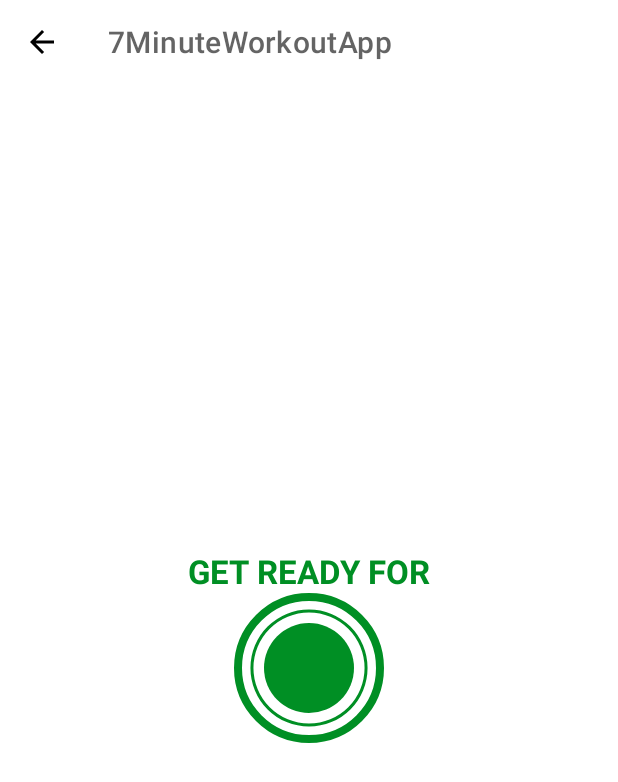
After one commit to Sumayya07/7-Minute-Workout-App, an Android app: the ExerciseActivity screen opened directly, with no data from a screen before it, on a phone screen of 412 x 824 dp. The commit adds this screen. Shown: the top 782 px of the screen. Run offline under Robolectric (Android 15) with nearby library versions, the phone set to English and light mode, and no system bars.

Commit message:
Implemented custom UI elements for the progress bar

```diff
--- a/app/build.gradle
+++ b/app/build.gradle
@@ -30,6 +30,10 @@ android {
     kotlinOptions {
         jvmTarget = '1.8'
     }
+
+    buildFeatures {
+        viewBinding true
+    }
 }
 
 dependencies {
--- /dev/null
+++ b/app/src/main/java/com/sumayya/a7minuteworkoutapp/ExerciseActivity.kt
@@ -0,0 +1,26 @@
+package com.sumayya.a7minuteworkoutapp
+
+import androidx.appcompat.app.AppCompatActivity
+import android.os.Bundle
+import com.sumayya.a7minuteworkoutapp.databinding.ActivityExerciseBinding
+
+class ExerciseActivity : AppCompatActivity() {
+    private var binding: ActivityExerciseBinding? = null
+
+    override fun onCreate(savedInstanceState: Bundle?) {
+        super.onCreate(savedInstanceState)
+        binding = ActivityExerciseBinding.inflate(layoutInflater)
+        setContentView(binding?.root)
+
+        // To use a toolbar inside our exercise activity we use this method
+        setSupportActionBar(binding?.toolbarExercise)
+
+        // Here we are adding the back button in the toolbar.
+        if (supportActionBar != null){
+            supportActionBar?.setDisplayHomeAsUpEnabled(true)
+        }
+        binding?.toolbarExercise?.setNavigationOnClickListener{
+            onBackPressed() // This method will take us to the previous screen.
+        }
+    }
+}
--- /dev/null
+++ b/app/src/main/res/drawable/circular_progress_bar.xml
@@ -0,0 +1,15 @@
+<?xml version="1.0" encoding="utf-8"?>
+<layer-list xmlns:android="http://schemas.android.com/apk/res/android">
+    <item>
+        <shape
+            android:innerRadiusRatio="2.7"
+            android:shape="ring"
+            android:thicknessRatio="50.0"
+            android:useLevel="true"
+            >
+            <solid android:color="@color/colorAccent" />
+
+        </shape>
+    </item>
+
+</layer-list>
--- /dev/null
+++ b/app/src/main/res/drawable/circular_progress_gray.xml
@@ -0,0 +1,15 @@
+<?xml version="1.0" encoding="utf-8"?>
+<layer-list xmlns:android="http://schemas.android.com/apk/res/android">
+    <item>
+        <shape
+            android:innerRadiusRatio="2.7"
+            android:shape="ring"
+            android:thicknessRatio="50.0"
+            android:useLevel="true"
+            >
+            <solid android:color="@color/lightGrey" />
+
+        </shape>
+    </item>
+
+</layer-list>
--- /dev/null
+++ b/app/src/main/res/drawable/item_circular_color_accent_background.xml
@@ -0,0 +1,7 @@
+<?xml version="1.0" encoding="utf-8"?>
+<shape xmlns:android="http://schemas.android.com/apk/res/android"
+    android:shape="oval">
+
+    <solid android:color="@color/colorAccent" />
+
+</shape>
--- /dev/null
+++ b/app/src/main/res/drawable/item_circular_color_accent_border.xml
@@ -0,0 +1,15 @@
+<?xml version="1.0" encoding="utf-8"?>
+<shape xmlns:android="http://schemas.android.com/apk/res/android"
+    android:shape="oval"
+    >
+
+    <stroke
+        android:width="5dp"
+        android:color="@color/colorAccent"
+        />
+
+    <solid
+        android:color="@color/white"
+        />
+
+</shape>
--- /dev/null
+++ b/app/src/main/res/layout/activity_exercise.xml
@@ -0,0 +1,77 @@
+<?xml version="1.0" encoding="utf-8"?>
+<androidx.constraintlayout.widget.ConstraintLayout xmlns:android="http://schemas.android.com/apk/res/android"
+    xmlns:app="http://schemas.android.com/apk/res-auto"
+    xmlns:tools="http://schemas.android.com/tools"
+    android:layout_width="match_parent"
+    android:layout_height="match_parent"
+    tools:context=".ExerciseActivity">
+
+    <androidx.appcompat.widget.Toolbar
+        android:id="@+id/toolbarExercise"
+        app:layout_constraintTop_toTopOf="parent"
+        android:layout_width="match_parent"
+        android:layout_height="?android:attr/actionBarSize"
+        android:theme="@style/ToolbarTheme"
+        android:background="@color/white"
+        app:titleTextColor="@color/colorPrimary"/>
+
+    <TextView
+        android:id="@+id/tvTitle"
+        app:layout_constraintEnd_toEndOf="parent"
+        app:layout_constraintStart_toStartOf="parent"
+        app:layout_constraintBottom_toTopOf="@id/flProgressBar"
+        android:layout_width="wrap_content"
+        android:layout_height="wrap_content"
+        android:text="GET READY FOR"
+        android:textSize="22sp"
+        android:textStyle="bold"
+        android:textColor="@color/colorAccent" />
+
+<!-- Frame layouts are used for items on top of each other. -->
+    <FrameLayout
+        android:id="@+id/flProgressBar"
+        android:layout_width="100dp"
+        android:layout_height="100dp"
+        android:layout_marginTop="10dp"
+        android:background="@drawable/item_circular_color_accent_border"
+        app:layout_constraintBottom_toBottomOf="parent"
+        app:layout_constraintEnd_toEndOf="parent"
+        app:layout_constraintStart_toStartOf="parent"
+        app:layout_constraintTop_toBottomOf="@id/toolbarExercise"
+        >
+
+        <ProgressBar
+            android:id="@+id/progressBar"
+            style="?android:attr/progressBarStyleHorizontal"
+            android:layout_width="100dp"
+            android:layout_height="100dp"
+            android:layout_gravity="center"
+            android:max="10"
+            android:progress="100"
+            android:rotation="-90"
+            android:background="@drawable/circular_progress_gray"
+            android:progressDrawable="@drawable/circular_progress_bar"
+            android:indeterminate="false" />
+<!--        Here we know how long our operation will take that's why we are setting indeterminate to false-->
+
+
+        <LinearLayout
+            android:layout_width="60dp"
+            android:layout_height="60dp"
+            android:layout_gravity="center"
+            android:gravity="center"
+            android:background="@drawable/item_circular_color_accent_background">
+
+            <TextView
+                android:id="@+id/tvTimer"
+                android:layout_width="wrap_content"
+                android:layout_height="wrap_content"
+                android:textColor="@color/white"
+                android:textStyle="bold"
+                android:textSize="25sp"
+                tools:text="10" />
+
+        </LinearLayout>
+
+    </FrameLayout>
+</androidx.constraintlayout.widget.ConstraintLayout>
--- a/app/src/main/res/values/colors.xml
+++ b/app/src/main/res/values/colors.xml
@@ -7,4 +7,11 @@
     <color name="teal_700">#FF018786</color>
     <color name="black">#FF000000</color>
     <color name="white">#FFFFFFFF</color>
+
+    <color name="colorPrimary">#B2212121</color>
+    <color name="colorPrimaryDark">#B2212121</color>
+    <color name="colorAccent">#008F24</color>
+    <color name="lightGrey">#C4C4C4</color>
+
+    <color name="toolbar_color_control_normal">#000000</color>
 </resources>
--- /dev/null
+++ b/app/src/main/res/values/dimens.xml
@@ -0,0 +1,6 @@
+<?xml version="1.0" encoding="utf-8"?>
+<resources>
+    <dimen name="main_screen_main_layout_padding">5dp</dimen>
+    <dimen name="default_button_text_size">22sp</dimen>
+
+</resources>
--- a/app/src/main/res/values/strings.xml
+++ b/app/src/main/res/values/strings.xml
@@ -1,3 +1,4 @@
 <resources>
     <string name="app_name">7MinuteWorkoutApp</string>
+    <string name="image">start image</string>
 </resources>
--- a/app/src/main/res/values/themes.xml
+++ b/app/src/main/res/values/themes.xml
@@ -1,6 +1,6 @@
 <resources xmlns:tools="http://schemas.android.com/tools">
     <!-- Base application theme. -->
-    <style name="Theme.7MinuteWorkoutApp" parent="Theme.MaterialComponents.DayNight.DarkActionBar">
+    <style name="Theme.7MinuteWorkoutApp" parent="Theme.MaterialComponents.DayNight.NoActionBar">
         <!-- Primary brand color. -->
         <item name="colorPrimary">@color/purple_500</item>
         <item name="colorPrimaryVariant">@color/purple_700</item>
@@ -13,4 +13,10 @@
         <item name="android:statusBarColor">?attr/colorPrimaryVariant</item>
         <!-- Customize your theme here. -->
     </style>
+
+    <style name="ToolbarTheme" parent="@style/ThemeOverlay.MaterialComponents.ActionBar">
+        <item name="colorControlNormal">@color/toolbar_color_control_normal</item>
+
+
+    </style>
 </resources>
```
Also changed, not shown: app/src/main/AndroidManifest.xml (+7 -0 lines), app/src/main/java/com/sumayya/a7minuteworkoutapp/MainActivity.kt (+22 -1 lines), app/src/main/res/drawable/item_color_accent_border_ripple_background.xml (added, +15 -0 lines), app/src/main/res/layout/activity_main.xml (+33 -7 lines), app/src/main/res/drawable/img_main_page.png (added).
